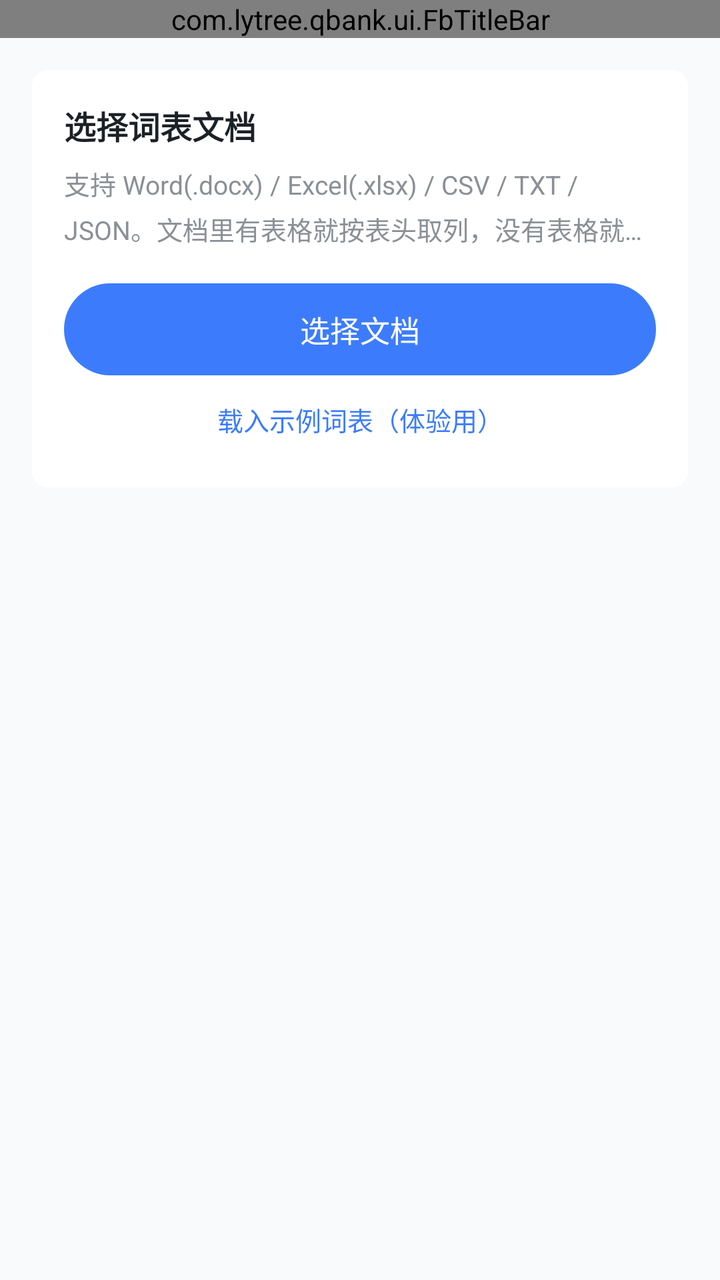
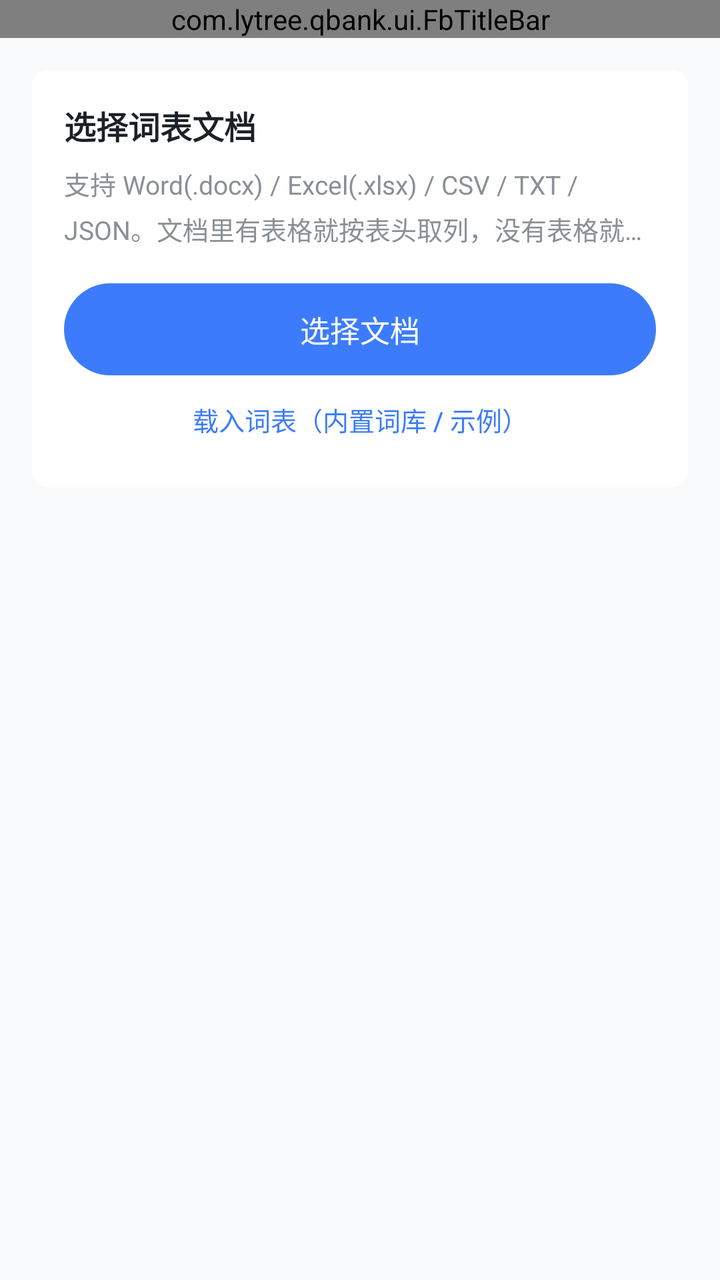

Two renders of the same Android screen: before a commit and after it. Below are the layout's source before the change and the commit's diff.
<!-- AndroidManifest.xml: application theme Theme.QBank -->
<!-- res/layout/activity_word_import.xml -->
<?xml version="1.0" encoding="utf-8"?>
<LinearLayout xmlns:android="http://schemas.android.com/apk/res/android"
    android:layout_width="match_parent"
    android:layout_height="match_parent"
    android:background="@color/fb_page_bg"
    android:orientation="vertical">

    <com.lytree.qbank.ui.FbTitleBar
        android:id="@+id/titleBar"
        android:layout_width="match_parent"
        android:layout_height="wrap_content" />

    <FrameLayout
        android:layout_width="match_parent"
        android:layout_height="0dp"
        android:layout_weight="1">

        
        <androidx.core.widget.NestedScrollView
            android:id="@+id/pickPanel"
            android:layout_width="match_parent"
            android:layout_height="match_parent"
            android:scrollbars="none">

            <LinearLayout
                android:layout_width="match_parent"
                android:layout_height="wrap_content"
                android:orientation="vertical"
                android:paddingStart="@dimen/fb_page_pad"
                android:paddingTop="16dp"
                android:paddingEnd="@dimen/fb_page_pad"
                android:paddingBottom="20dp">

                <LinearLayout style="@style/FbCard">

                    <TextView
                        android:layout_width="match_parent"
                        android:layout_height="wrap_content"
                        android:text="@string/word_pick_title"
                        android:textColor="@color/fb_text_title"
                        android:textSize="16sp"
                        android:textStyle="bold" />

                    <TextView
                        style="@style/FbItemSub"
                        android:layout_width="match_parent"
                        android:layout_height="wrap_content"
                        android:layout_marginTop="8dp"
                        android:lineSpacingExtra="4dp"
                        android:text="@string/word_pick_hint"
                        android:textSize="13sp" />

                    <com.google.android.material.button.MaterialButton
                        android:id="@+id/btnPick"
                        style="@style/FbPrimaryButton"
                        android:layout_width="match_parent"
                        android:layout_marginTop="18dp"
                        android:text="选择文档" />

                    <com.google.android.material.button.MaterialButton
                        android:id="@+id/btnSample"
                        style="@style/FbTextButton"
                        android:layout_width="match_parent"
                        android:layout_marginTop="4dp"
                        android:text="载入示例词表（体验用）" />
                </LinearLayout>
            </LinearLayout>
        </androidx.core.widget.NestedScrollView>

        
        <androidx.core.widget.NestedScrollView
            android:id="@+id/resultPanel"
            android:layout_width="match_parent"
            android:layout_height="match_parent"
            android:scrollbars="none"
            android:visibility="gone">

            <LinearLayout
                android:layout_width="match_parent"
                android:layout_height="wrap_content"
                android:orientation="vertical"
                android:paddingStart="@dimen/fb_page_pad"
                android:paddingTop="16dp"
                android:paddingEnd="@dimen/fb_page_pad"
                android:paddingBottom="20dp">

                <LinearLayout style="@style/FbCard">

                    <TextView
                        android:id="@+id/tvFile"
                        android:layout_width="match_parent"
                        android:layout_height="wrap_content"
                        android:textColor="@color/fb_text_title"
                        android:textSize="15sp"
                        android:textStyle="bold" />

                    <TextView
                        android:id="@+id/tvStat"
                        style="@style/FbItemSub"
                        android:layout_width="match_parent"
                        android:layout_height="wrap_content"
                        android:layout_marginTop="8dp"
                        android:lineSpacingExtra="4dp" />

                    <TextView
                        android:id="@+id/tvGuessed"
                        android:layout_width="match_parent"
                        android:layout_height="wrap_content"
                        android:layout_marginTop="4dp"
                        android:textColor="@color/partial"
                        android:textSize="12sp"
                        android:visibility="gone" />
                </LinearLayout>

                <LinearLayout
                    style="@style/FbCard"
                    android:layout_marginTop="@dimen/fb_card_gap_v">

                    <LinearLayout
                        android:layout_width="match_parent"
                        android:layout_height="wrap_content"
                        android:gravity="center_vertical"
                        android:orientation="horizontal">

                        <LinearLayout
                            android:layout_width="0dp"
                            android:layout_height="wrap_content"
                            android:layout_weight="1"
                            android:orientation="vertical">

                            <TextView
                                android:layout_width="wrap_content"
                                android:layout_height="wrap_content"
                                android:text="@string/word_import_replace"
                                android:textColor="@color/fb_text_title"
                                android:textSize="14sp" />

                            <TextView
                                style="@style/FbItemSub"
                                android:layout_width="match_parent"
                                android:layout_height="wrap_content"
                                android:layout_marginTop="4dp"
                                android:text="@string/word_import_replace_hint"
                                android:textSize="12sp" />
                        </LinearLayout>

                        <com.lytree.qbank.ui.FbSwitchView
                            android:id="@+id/switchReplace"
                            android:layout_width="38dp"
                            android:layout_height="22dp"
                            android:layout_marginStart="12dp" />
                    </LinearLayout>
                </LinearLayout>

                <LinearLayout
                    android:layout_width="match_parent"
                    android:layout_height="wrap_content"
                    android:layout_marginTop="20dp"
                    android:layout_marginBottom="2dp"
                    android:gravity="center_vertical"
                    android:orientation="horizontal"
                    android:paddingStart="4dp">

                    <TextView
                        android:layout_width="0dp"
                        android:layout_height="wrap_content"
                        android:layout_weight="1"
                        android:text="词条预览"
                        android:textColor="@color/fb_text_title"
                        android:textSize="14sp"
                        android:textStyle="bold" />

                    <com.google.android.material.button.MaterialButton
                        android:id="@+id/btnAll"
                        style="@style/FbTextButton"
                        android:layout_width="wrap_content"
                        android:text="全选 / 反选" />
                </LinearLayout>

                <androidx.recyclerview.widget.RecyclerView
                    android:id="@+id/list"
                    android:layout_width="match_parent"
                    android:layout_height="wrap_content"
                    android:nestedScrollingEnabled="false" />

                <TextView
                    android:id="@+id/tvIssuesTitle"
                    android:layout_width="match_parent"
                    android:layout_height="wrap_content"
                    android:layout_marginStart="4dp"
                    android:layout_marginTop="20dp"
                    android:layout_marginBottom="2dp"
                    android:text="解析提示"
                    android:textColor="@color/fb_text_title"
                    android:textSize="14sp"
                    android:textStyle="bold"
                    android:visibility="gone" />

                <androidx.recyclerview.widget.RecyclerView
                    android:id="@+id/listIssues"
                    android:layout_width="match_parent"
                    android:layout_height="wrap_content"
                    android:nestedScrollingEnabled="false"
                    android:visibility="gone" />
            </LinearLayout>
        </androidx.core.widget.NestedScrollView>
    </FrameLayout>

    <View
        android:id="@+id/bottomDivider"
        android:layout_width="match_parent"
        android:layout_height="0.5dp"
        android:background="@color/fb_divider"
        android:visibility="gone" />

    <FrameLayout
        android:id="@+id/bottomBar"
        android:layout_width="match_parent"
        android:layout_height="wrap_content"
        android:background="@color/fb_bar_bg"
        android:paddingStart="@dimen/fb_page_pad"
        android:paddingTop="10dp"
        android:paddingEnd="@dimen/fb_page_pad"
        android:paddingBottom="10dp"
        android:visibility="gone">

        <com.google.android.material.button.MaterialButton
            android:id="@+id/btnImport"
            style="@style/FbPrimaryButton"
            android:layout_width="match_parent"
            android:text="@string/word_import_confirm" />
    </FrameLayout>
</LinearLayout>
<!-- resources referenced by this layout -->
<resources>
  <color name="fb_bar_bg">#FFFFFF</color>
  <color name="fb_divider">#F0F2F5</color>
  <color name="fb_page_bg">#F9FAFC</color>
  <color name="fb_text_title">#1B2126</color>
  <color name="partial">#F5A623</color>
  <dimen name="fb_card_gap_v">12dp</dimen>
  <dimen name="fb_page_pad">16dp</dimen>
  <string name="word_import_confirm">导入词库</string>
  <string name="word_import_replace">覆盖整个词库</string>
  <string name="word_import_replace_hint">打开后先清空已有词条再导入（整表换版本时用）；关掉则按词条合并更新</string>
  <string name="word_pick_hint">支持 Word(.docx) / Excel(.xlsx) / CSV / TXT / JSON。文档里有表格就按表头取列，没有表格就一段一个词条。不再局限于四字成语，实词一并导入。</string>
  <string name="word_pick_title">选择词表文档</string>
  <style name="FbCard">
          <item name="android:layout_width">match_parent</item>
          <item name="android:layout_height">wrap_content</item>
          <item name="android:orientation">vertical</item>
          <item name="android:background">@drawable/bg_fb_card</item>
          <item name="android:padding">@dimen/fb_card_pad</item>
      </style>
  <style name="FbItemSub">
          <item name="android:textSize">@dimen/fb_text_item_sub</item>
          <item name="android:textColor">@color/fb_text_meta</item>
          <item name="android:maxLines">2</item>
          <item name="android:ellipsize">end</item>
      </style>
  <style name="FbTextButton" parent="Widget.MaterialComponents.Button.TextButton">
          <item name="android:layout_width">wrap_content</item>
          <item name="android:layout_height">wrap_content</item>
          <item name="android:textSize">13sp</item>
          <item name="android:textColor">@color/fb_primary</item>
          <item name="android:textAllCaps">false</item>
          <item name="android:letterSpacing">0</item>
          <item name="android:minWidth">0dp</item>
          <item name="android:minHeight">36dp</item>
          <item name="android:insetTop">0dp</item>
          <item name="android:insetBottom">0dp</item>
          <item name="rippleColor">@color/fb_ripple</item>
      </style>
  <style name="Theme.QBank" parent="Theme.MaterialComponents.Light.NoActionBar">
          <item name="colorPrimary">@color/primary</item>
          <item name="colorPrimaryDark">@color/primary_dark</item>
          <item name="colorAccent">@color/accent</item>
          <item name="android:statusBarColor" tools:targetApi="l">@color/fb_bar_bg</item>
          <item name="android:windowLightStatusBar" tools:targetApi="m">true</item>
          <item name="android:navigationBarColor" tools:targetApi="l">@color/fb_bar_bg</item>
          <item name="android:windowLightNavigationBar" tools:targetApi="o_mr1">true</item>
          <item name="android:windowBackground">@color/bg</item>
      </style>
  <!-- drawable bg_fb_card (drawable) -->
  <?xml version="1.0" encoding="utf-8"?>
  <shape xmlns:android="http://schemas.android.com/apk/res/android" android:shape="rectangle">
      <solid android:color="@color/fb_card_bg" />
      <corners android:radius="@dimen/fb_card_radius" />
  </shape>
  <dimen name="fb_card_pad">16dp</dimen>
  <dimen name="fb_text_item_sub">12sp</dimen>
  <color name="fb_text_meta">#8A9095</color>
  <dimen name="fb_btn_h">46dp</dimen>
  <dimen name="fb_btn_text_size">15sp</dimen>
  <color name="fb_primary">#3C7CFC</color>
  <dimen name="fb_btn_radius">23dp</dimen>
  <color name="fb_ripple">#1A3C7CFC</color>
  <color name="primary">#3C7CFC</color>
  <color name="primary_dark">#2A5FD6</color>
  <color name="accent">#FF7A45</color>
  <color name="bg">#F9FAFC</color>
  <color name="fb_card_bg">#FFFFFF</color>
  <dimen name="fb_card_radius">8dp</dimen>
  <!-- unchanged entries left out for length: 1 -->
</resources>

<!-- the commit's change to res/layout/activity_word_import.xml (unified diff, before → after) -->
@@ -62,7 +62,7 @@
                         style="@style/FbTextButton"
                         android:layout_width="match_parent"
                         android:layout_marginTop="4dp"
-                        android:text="载入示例词表（体验用）" />
+                        android:text="@string/word_sample_button" />
                 </LinearLayout>
             </LinearLayout>
         </androidx.core.widget.NestedScrollView>
<!-- resource entries referenced after the edit -->
@@ -12,6 +12,7 @@
   <string name="word_import_replace_hint">打开后先清空已有词条再导入（整表换版本时用）；关掉则按词条合并更新</string>
   <string name="word_pick_hint">支持 Word(.docx) / Excel(.xlsx) / CSV / TXT / JSON。文档里有表格就按表头取列，没有表格就一段一个词条。不再局限于四字成语，实词一并导入。</string>
   <string name="word_pick_title">选择词表文档</string>
+  <string name="word_sample_button">载入词表（内置词库 / 示例）</string>
   <style name="FbCard">
           <item name="android:layout_width">match_parent</item>
           <item name="android:layout_height">wrap_content</item>
